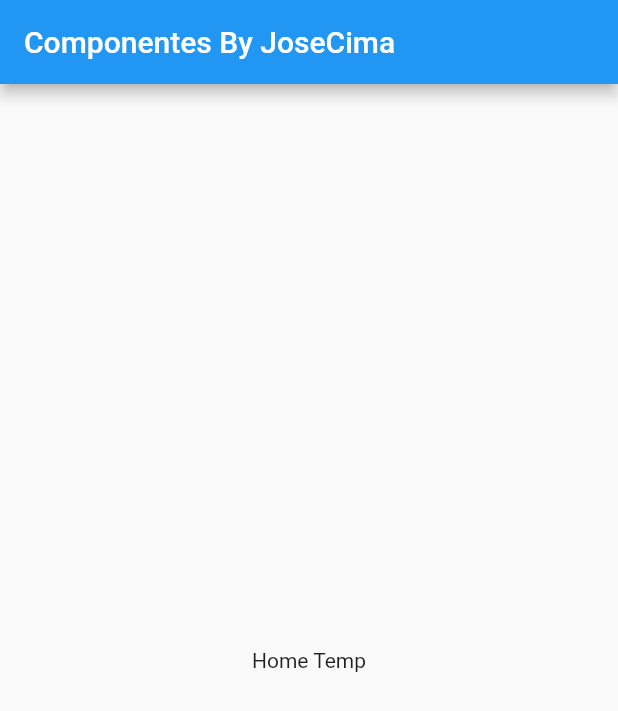
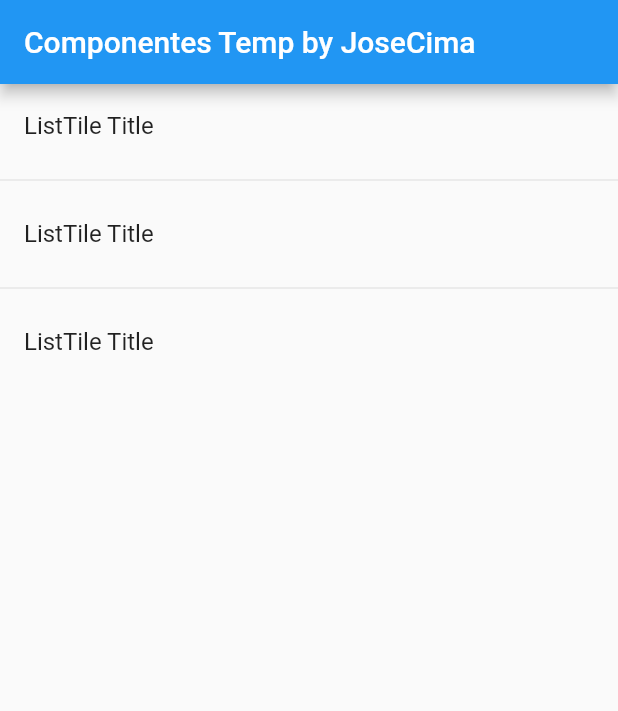
Before and after one commit to JoseCima/componentes, a Flutter app: the screen it shows after launch, on a phone screen of 412 x 824 dp. Shown: the top 711 px of the screen. Run offline on Flutter 3.47's test engine with Material 2 defaults, Android fonts, the phone set to English and light mode, and no system bars.

Commit message:
List View. Configurando una lista de elementos

```diff
--- a/lib/main.dart
+++ b/lib/main.dart
@@ -9,12 +9,7 @@ class MyApp extends StatelessWidget {
     return MaterialApp(
       title: 'Componentes APP',
       debugShowCheckedModeBanner: false,
-      home: Scaffold(
-        appBar: AppBar(
-          title: Text('Componentes By JoseCima'),
-        ),
-        body: HomePageTemp()
-      ),
+      home: HomePageTemp()
     );
   }
 }
--- a/lib/src/pages/home_temp.dart
+++ b/lib/src/pages/home_temp.dart
@@ -4,9 +4,26 @@ class HomePageTemp extends StatelessWidget {
 
   @override
   Widget build(BuildContext context) {
-    return Center(
-      child: Text('Home Temp'),
+    return Scaffold(
+      appBar: AppBar(
+        title: Text('Componentes Temp by JoseCima'),
+      ),
+      body: ListView(
+        children: <Widget>[
+          ListTile(
+            title: Text('ListTile Title'),
+          ),
+          Divider(),
+           ListTile(
+            title: Text('ListTile Title'),
+          ),
+          Divider(),
+           ListTile(
+            title: Text('ListTile Title'),
+          )
+          ],
+      ),
+    );
 
-    );
   }
 }
```
